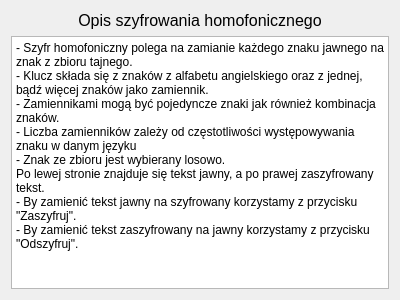
Above: Szyfr_Homofoniczny/descriptiondialog.ui from Yorlock/Podstawy_Kryprografii before the change. Below: the same form after it.
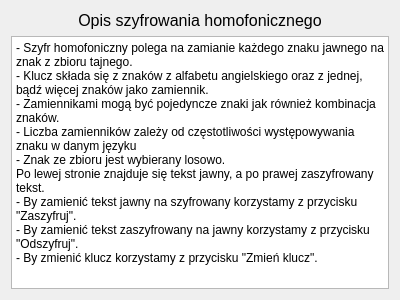
That is the form after the change.

```diff
--- a/Szyfr_Homofoniczny/descriptiondialog.ui
+++ b/Szyfr_Homofoniczny/descriptiondialog.ui
@@ -54,7 +54,8 @@
 - Znak ze zbioru jest wybierany losowo.
 Po lewej stronie znajduje się tekst jawny, a po prawej zaszyfrowany tekst.
 - By zamienić tekst jawny na szyfrowany korzystamy z przycisku &quot;Zaszyfruj&quot;.
-- By zamienić tekst zaszyfrowany na jawny korzystamy z przycisku &quot;Odszyfruj&quot;.</string>
+- By zamienić tekst zaszyfrowany na jawny korzystamy z przycisku &quot;Odszyfruj&quot;.
+- By zmienić klucz korzystamy z przycisku &quot;Zmień klucz&quot;.</string>
      </property>
     </widget>
    </item>
```
